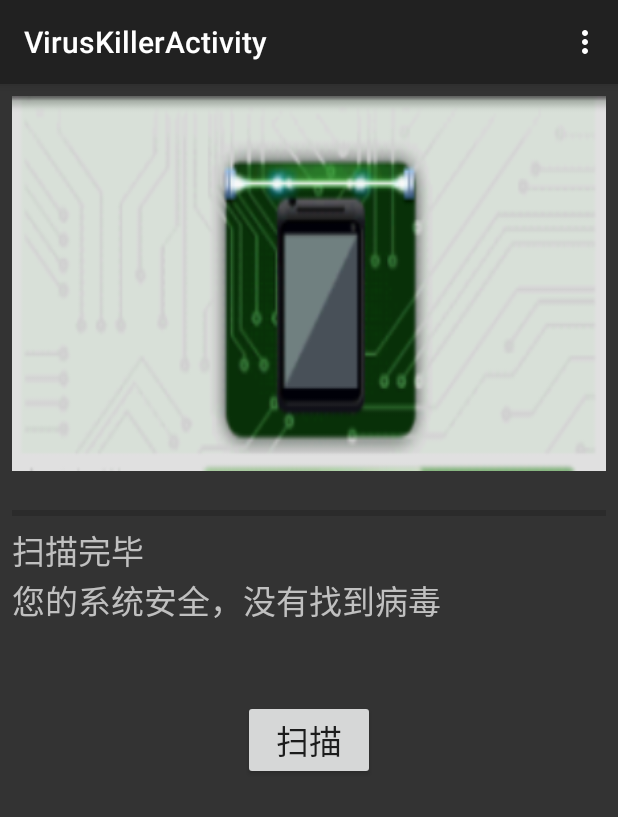
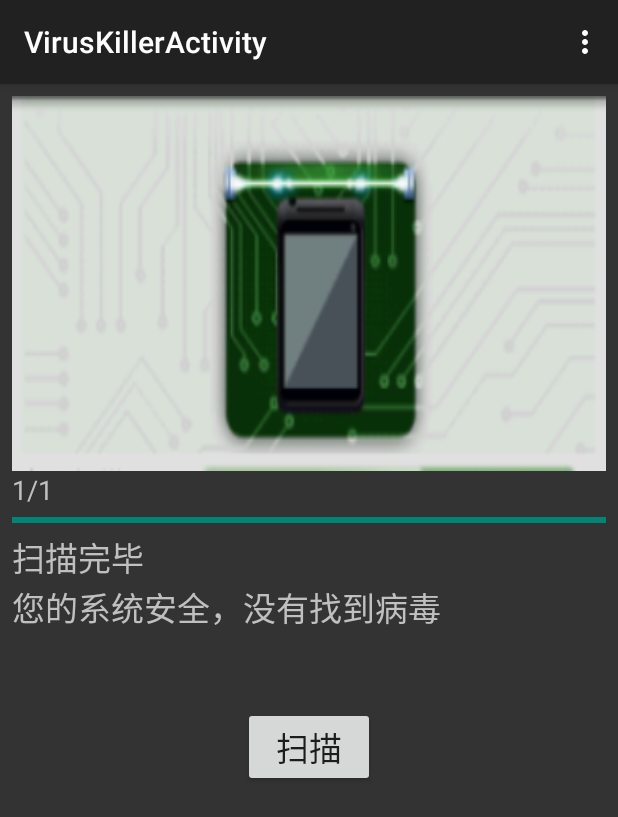
Before and after one commit to michaeltencheck/BlackHorse, an Android app: the VirusKillerActivity screen opened directly, with no data from a screen before it, after a tap on "扫描", on a phone screen of 412 x 824 dp. Shown: the top 817 px of the screen. Run offline under Robolectric (Android 15) with nearby library versions, the phone set to English and light mode, and no system bars; 4 statements that could not run were skipped.

Commit message:
process the progressbar and set text to show progress
process the progressbar and set text to show progress

```diff
--- a/app/src/main/java/com/example/test/mobilesafe/activity/VirusKillerActivity.java
+++ b/app/src/main/java/com/example/test/mobilesafe/activity/VirusKillerActivity.java
@@ -43,8 +43,10 @@ public class VirusKillerActivity extends AppCompatActivity {
     private AnimationDrawable drawable;
     private AssetManager am;
     private SQLiteDatabase database;
+    private TextView pro;
     private TextView detail;
     private List<String> virus;
+    private List<PackageInfo> infos;
     private int count;
     private String path;
     private String state;
@@ -74,6 +76,7 @@ public class VirusKillerActivity extends AppCompatActivity {
         imageView = (ImageView) findViewById(R.id.iv_avk_picture);
         textView = (TextView) findViewById(R.id.tv_avk_scan);
         progressBar = (ProgressBar) findViewById(R.id.pb_avk_progress);
+        pro = (TextView) findViewById(R.id.tv_avk_progress);
         button = (Button) findViewById(R.id.bt_avk_scan);
         virus = new ArrayList<>();
         isClick = false;
@@ -81,6 +84,10 @@ public class VirusKillerActivity extends AppCompatActivity {
         am = getAssets();
         count = 0;
         detail = (TextView) findViewById(R.id.tv_avk_detail);
+        PackageManager pm = getPackageManager();
+        infos = pm.getInstalledPackages
+                (PackageManager.GET_UNINSTALLED_PACKAGES | PackageManager.GET_SIGNATURES);
+        progressBar.setMax(infos.size());
 
         if (state.equals(Environment.MEDIA_MOUNTED)) {
             path = Environment.getExternalStorageDirectory().getAbsolutePath() + "/antivirus.db";
@@ -101,10 +108,8 @@ public class VirusKillerActivity extends AppCompatActivity {
                 if (!isClick) {
                     drawable.start();
                     isClick = true;
-                    PackageManager pm = getPackageManager();
                     List<String> strs = new ArrayList<String>();
-                    List<PackageInfo> infos = pm.getInstalledPackages
-                            (PackageManager.GET_UNINSTALLED_PACKAGES | PackageManager.GET_SIGNATURES);
+
                     Cursor c = database.rawQuery("select md5 from datable", null);
                     while (c.moveToNext()) {
                         String str = c.getColumnName(0);
@@ -112,6 +117,7 @@ public class VirusKillerActivity extends AppCompatActivity {
                     }
                     Log.i(TAG, "onClick " + strs.size());
                     c.close();
+                    int progress = 0;
                     for (PackageInfo info : infos) {
                         android.content.pm.Signature[] signatures = info.signatures;
 //                        String si = signatures.toString();
@@ -124,6 +130,9 @@ public class VirusKillerActivity extends AppCompatActivity {
                         }
                         Log.i(TAG, "onClick " + info.packageName);
                         textView.setText("正在扫描" + info.packageName);
+                        progress++;
+                        progressBar.setProgress(progress);
+                        pro.setText(progress + "/" + infos.size());
                     }
                     textView.setText("扫描完毕");
                     if (count == 0) {
--- a/app/src/main/res/layout/activity_virus_killer.xml
+++ b/app/src/main/res/layout/activity_virus_killer.xml
@@ -13,8 +13,14 @@
         android:layout_width="match_parent"
         android:layout_height="250dp" />
 
+    <TextView
+        android:id="@+id/tv_avk_progress"
+        android:textColor="@color/textcolor"
+        android:textAppearance="@android:style/TextAppearance.Medium"
+        android:layout_width="match_parent"
+        android:layout_height="wrap_content" />
+
     <ProgressBar
-        android:layout_marginTop="20dp"
         android:id="@+id/pb_avk_progress"
         style="@style/Base.Widget.AppCompat.ProgressBar.Horizontal"
         android:layout_width="match_parent"
```
